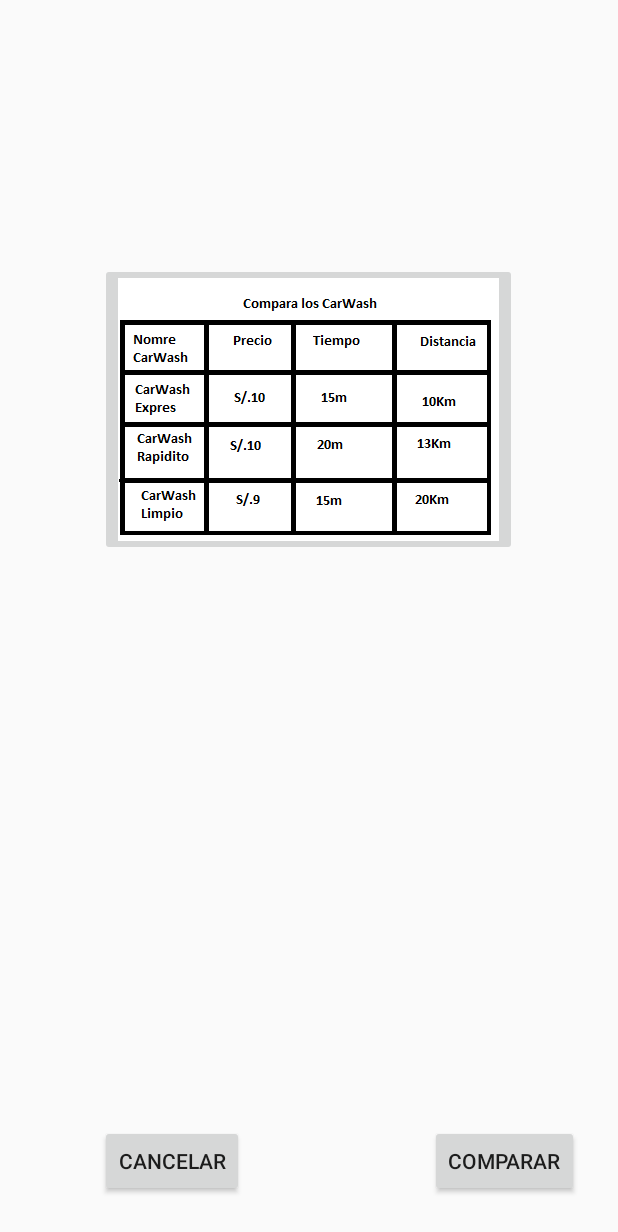
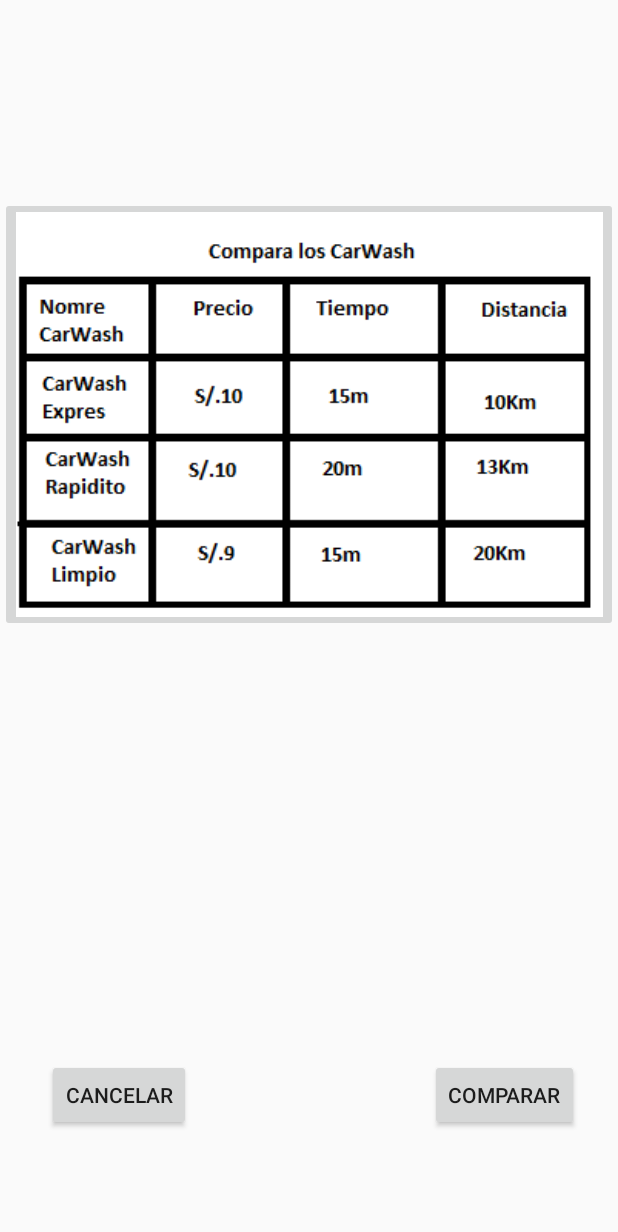
Before and after one commit to Rgameroco/CArWash, an Android app: the layout popupcomparar.xml on its own in the app's theme, with its tools: preview values and no code run, on a phone screen of 412 x 824 dp. Shown: the top 1232 px of the screen. Run offline under Robolectric (Android 15) with nearby library versions, the phone set to English and light mode, and no system bars.

Commit message:
popup v2

```diff
--- a/app/src/main/AndroidManifest.xml
+++ b/app/src/main/AndroidManifest.xml
@@ -53,7 +53,10 @@
         <activity android:name=".ReservarActivity" />
         <activity android:name=".CompararActivity" />
         <activity android:name=".Ruta"></activity>
-        <activity android:name="PopUpComparar"></activity>
+        <activity
+            android:name="PopUpComparar"
+            android:theme="@style/AppTheme.CustomTheme"
+            ></activity>
     </application>
 
 </manifest>
--- a/app/src/main/res/layout/popupcomparar.xml
+++ b/app/src/main/res/layout/popupcomparar.xml
@@ -8,11 +8,12 @@ android:layout_height="match_parent"
 
     <ImageButton
         android:id="@+id/imgView_comparar"
-        android:layout_width="wrap_content"
-        android:layout_height="wrap_content"
+        android:layout_width="match_parent"
+        android:layout_height="290dp"
+        android:layout_alignParentStart="true"
         android:layout_alignParentTop="true"
-        android:layout_centerHorizontal="true"
-        android:layout_marginTop="175dp"
+        android:layout_marginTop="131dp"
+        android:scaleType="centerCrop"
         android:visibility="visible"
         app:layout_constraintBottom_toBottomOf="parent"
         app:layout_constraintEnd_toEndOf="parent"
@@ -26,8 +27,9 @@ android:layout_height="match_parent"
         android:layout_width="wrap_content"
         android:layout_height="wrap_content"
         android:layout_alignParentBottom="true"
-        android:layout_alignStart="@+id/imgView_comparar"
-        android:layout_marginBottom="26dp"
+        android:layout_alignParentStart="true"
+        android:layout_marginBottom="70dp"
+        android:layout_marginStart="31dp"
         android:text="CANCELAR" />
 
     <Button
```
